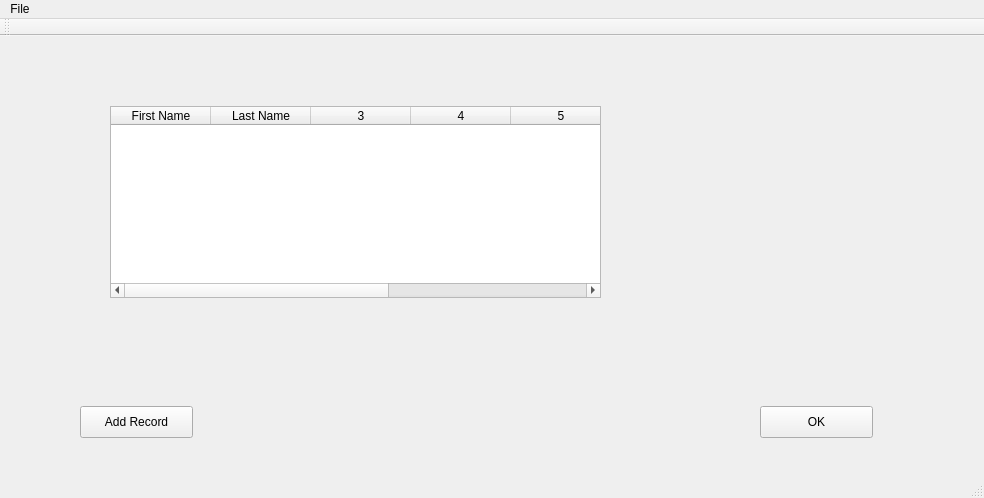
Qt form Project4/databaseform.ui (cmcderm/CSE335) before a commit.
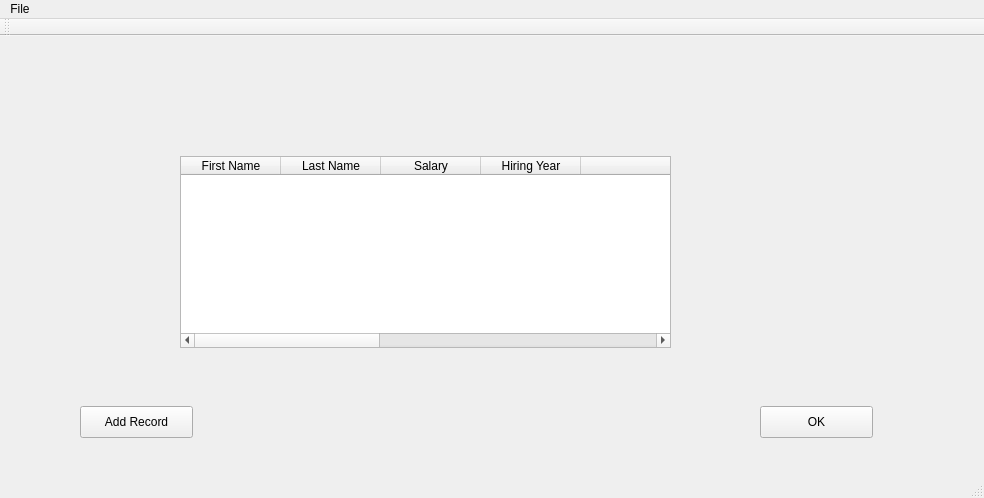
The same form after that commit.

Commit message: Named the rows

```diff
--- a/Project4/databaseform.ui
+++ b/Project4/databaseform.ui
@@ -43,14 +43,14 @@
    <widget class="QTableWidget" name="tableWidget">
     <property name="geometry">
      <rect>
-      <x>110</x>
-      <y>70</y>
+      <x>180</x>
+      <y>120</y>
       <width>491</width>
       <height>192</height>
      </rect>
     </property>
     <property name="columnCount">
-     <number>7</number>
+     <number>10</number>
     </property>
     <column>
      <property name="text">
@@ -62,6 +62,21 @@
       <string>Last Name</string>
      </property>
     </column>
+    <column>
+     <property name="text">
+      <string>Salary</string>
+     </property>
+    </column>
+    <column>
+     <property name="text">
+      <string>Hiring Year</string>
+     </property>
+    </column>
+    <column>
+     <property name="text">
+      <string> </string>
+     </property>
+    </column>
     <column/>
     <column/>
     <column/>
```
